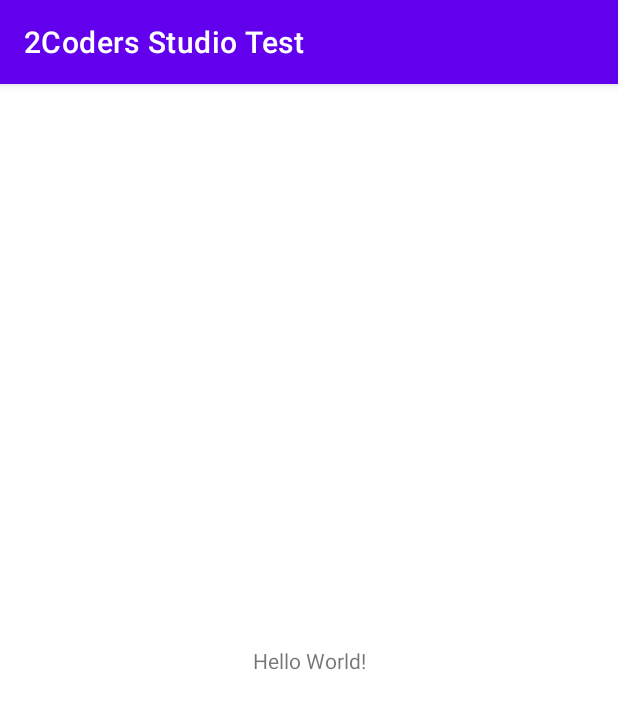
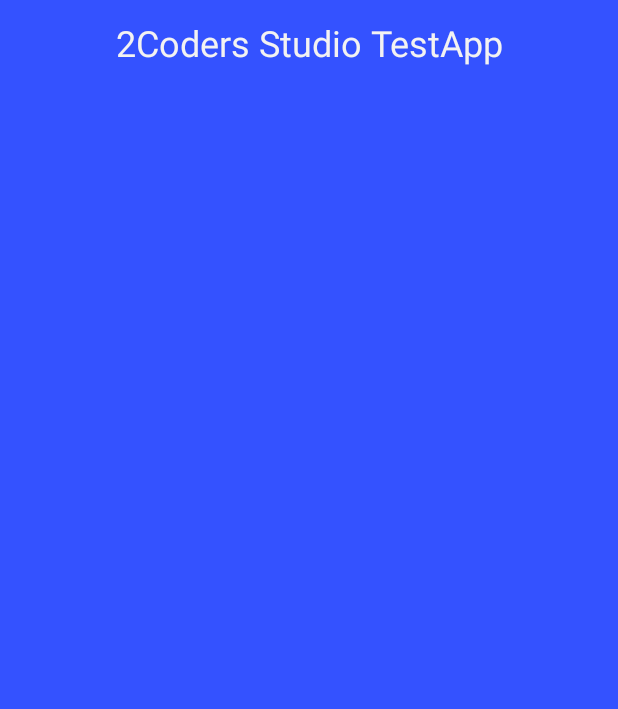
Before and after one commit to xSmoggeRx/2CSTest, an Android app: the screen it shows after launch (MainActivity), on a phone screen of 412 x 824 dp. Shown: the top 709 px of the screen. Run offline under Robolectric (Android 15) with nearby library versions, the phone set to English and light mode, and no system bars.

Commit message:
Se añade al Main View el título de la app y el recycler view donde se cargarán las películas

```diff
--- a/app/src/main/res/layout/activity_main.xml
+++ b/app/src/main/res/layout/activity_main.xml
@@ -1,18 +1,24 @@
 <?xml version="1.0" encoding="utf-8"?>
-<androidx.constraintlayout.widget.ConstraintLayout xmlns:android="http://schemas.android.com/apk/res/android"
+<LinearLayout xmlns:android="http://schemas.android.com/apk/res/android"
     xmlns:app="http://schemas.android.com/apk/res-auto"
     xmlns:tools="http://schemas.android.com/tools"
     android:layout_width="match_parent"
     android:layout_height="match_parent"
-    tools:context=".MainActivity">
+    android:orientation="vertical"
+    android:background="@color/TwoCodersMainColor"
+    tools:context=".MainActivity" >
 
     <TextView
-        android:layout_width="wrap_content"
+        android:textColor="@color/TwoCodersThirdColor"
+        android:textSize="24sp"
+        android:id="@+id/appTitle"
+        android:layout_width="match_parent"
         android:layout_height="wrap_content"
-        android:text="Hello World!"
-        app:layout_constraintBottom_toBottomOf="parent"
-        app:layout_constraintLeft_toLeftOf="parent"
-        app:layout_constraintRight_toRightOf="parent"
-        app:layout_constraintTop_toTopOf="parent" />
+        android:text="@string/titleAppMainActivity"
+        android:layout_margin="12dp"
+        android:gravity="center_horizontal" />
 
-</androidx.constraintlayout.widget.ConstraintLayout>
+    <androidx.recyclerview.widget.RecyclerView
+        android:layout_width="match_parent"
+        android:layout_height="match_parent" />
+</LinearLayout>
--- a/app/src/main/res/values-night/themes.xml
+++ b/app/src/main/res/values-night/themes.xml
@@ -1,6 +1,6 @@
 <resources xmlns:tools="http://schemas.android.com/tools">
     <!-- Base application theme. -->
-    <style name="Theme.2CodersStudioTest" parent="Theme.MaterialComponents.DayNight.DarkActionBar">
+    <style name="Theme.2CodersStudioTest" parent="Theme.MaterialComponents.DayNight.NoActionBar">
         <!-- Primary brand color. -->
         <item name="colorPrimary">@color/purple_200</item>
         <item name="colorPrimaryVariant">@color/purple_700</item>
--- a/app/src/main/res/values/colors.xml
+++ b/app/src/main/res/values/colors.xml
@@ -7,4 +7,7 @@
     <color name="teal_700">#FF018786</color>
     <color name="black">#FF000000</color>
     <color name="white">#FFFFFFFF</color>
+    <color name="TwoCodersMainColor">#3452FF</color>
+    <color name="TwoCodersSecondaryColor">#090909</color>
+    <color name="TwoCodersThirdColor">#F3F2F2</color>
 </resources>
--- a/app/src/main/res/values/strings.xml
+++ b/app/src/main/res/values/strings.xml
@@ -1,3 +1,4 @@
 <resources>
     <string name="app_name">2Coders Studio Test</string>
+    <string name="titleAppMainActivity">2Coders Studio TestApp</string>
 </resources>
--- a/app/src/main/res/values/themes.xml
+++ b/app/src/main/res/values/themes.xml
@@ -1,6 +1,6 @@
 <resources xmlns:tools="http://schemas.android.com/tools">
     <!-- Base application theme. -->
-    <style name="Theme.2CodersStudioTest" parent="Theme.MaterialComponents.DayNight.DarkActionBar">
+    <style name="Theme.2CodersStudioTest" parent="Theme.MaterialComponents.DayNight.NoActionBar">
         <!-- Primary brand color. -->
         <item name="colorPrimary">@color/purple_500</item>
         <item name="colorPrimaryVariant">@color/purple_700</item>
```
